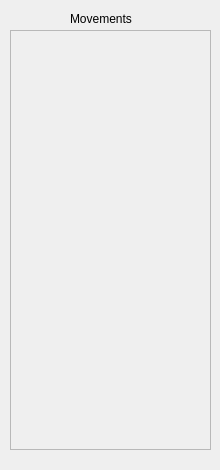
First picture: the form in Summary.ui, repository MoisesEnrique/ChessGame, before the edit.
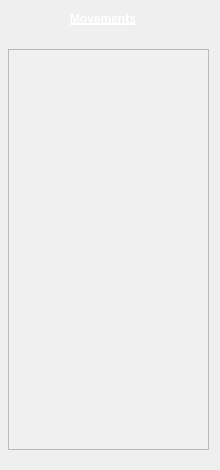
Second picture: the form after the edit.

```diff
--- a/Summary.ui
+++ b/Summary.ui
@@ -16,12 +16,76 @@
   <widget class="QScrollArea" name="SummaryMoves">
    <property name="geometry">
     <rect>
-     <x>10</x>
-     <y>30</y>
+     <x>8</x>
+     <y>49</y>
      <width>201</width>
-     <height>420</height>
+     <height>401</height>
     </rect>
    </property>
+   <property name="palette">
+    <palette>
+     <active>
+      <colorrole role="Base">
+       <brush brushstyle="SolidPattern">
+        <color alpha="255">
+         <red>255</red>
+         <green>255</green>
+         <blue>255</blue>
+        </color>
+       </brush>
+      </colorrole>
+      <colorrole role="Window">
+       <brush brushstyle="SolidPattern">
+        <color alpha="255">
+         <red>240</red>
+         <green>240</green>
+         <blue>240</blue>
+        </color>
+       </brush>
+      </colorrole>
+     </active>
+     <inactive>
+      <colorrole role="Base">
+       <brush brushstyle="SolidPattern">
+        <color alpha="255">
+         <red>255</red>
+         <green>255</green>
+         <blue>255</blue>
+        </color>
+       </brush>
+      </colorrole>
+      <colorrole role="Window">
+       <brush brushstyle="SolidPattern">
+        <color alpha="255">
+         <red>240</red>
+         <green>240</green>
+         <blue>240</blue>
+        </color>
+       </brush>
+      </colorrole>
+     </inactive>
+     <disabled>
+      <colorrole role="Base">
+       <brush brushstyle="SolidPattern">
+        <color alpha="255">
+         <red>240</red>
+         <green>240</green>
+         <blue>240</blue>
+        </color>
+       </brush>
+      </colorrole>
+      <colorrole role="Window">
+       <brush brushstyle="SolidPattern">
+        <color alpha="255">
+         <red>240</red>
+         <green>240</green>
+         <blue>240</blue>
+        </color>
+       </brush>
+      </colorrole>
+     </disabled>
+    </palette>
+   </property>
    <property name="cursor" stdset="0">
     <cursorShape>ArrowCursor</cursorShape>
    </property>
@@ -34,7 +98,7 @@
       <x>0</x>
       <y>0</y>
       <width>199</width>
-      <height>418</height>
+      <height>399</height>
      </rect>
     </property>
    </widget>
@@ -48,6 +112,50 @@
      <height>17</height>
     </rect>
    </property>
+   <property name="palette">
+    <palette>
+     <active>
+      <colorrole role="WindowText">
+       <brush brushstyle="SolidPattern">
+        <color alpha="255">
+         <red>255</red>
+         <green>255</green>
+         <blue>255</blue>
+        </color>
+       </brush>
+      </colorrole>
+     </active>
+     <inactive>
+      <colorrole role="WindowText">
+       <brush brushstyle="SolidPattern">
+        <color alpha="255">
+         <red>255</red>
+         <green>255</green>
+         <blue>255</blue>
+        </color>
+       </brush>
+      </colorrole>
+     </inactive>
+     <disabled>
+      <colorrole role="WindowText">
+       <brush brushstyle="SolidPattern">
+        <color alpha="255">
+         <red>190</red>
+         <green>190</green>
+         <blue>190</blue>
+        </color>
+       </brush>
+      </colorrole>
+     </disabled>
+    </palette>
+   </property>
+   <property name="font">
+    <font>
+     <weight>75</weight>
+     <bold>true</bold>
+     <underline>true</underline>
+    </font>
+   </property>
    <property name="text">
     <string>Movements</string>
    </property>
```
